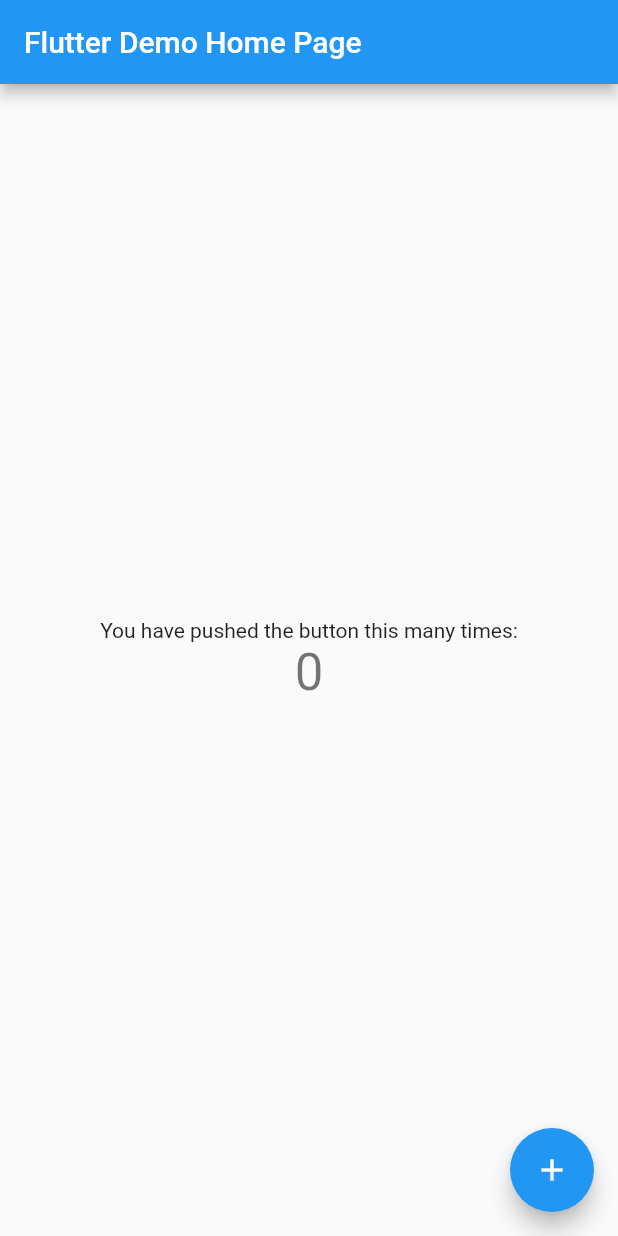
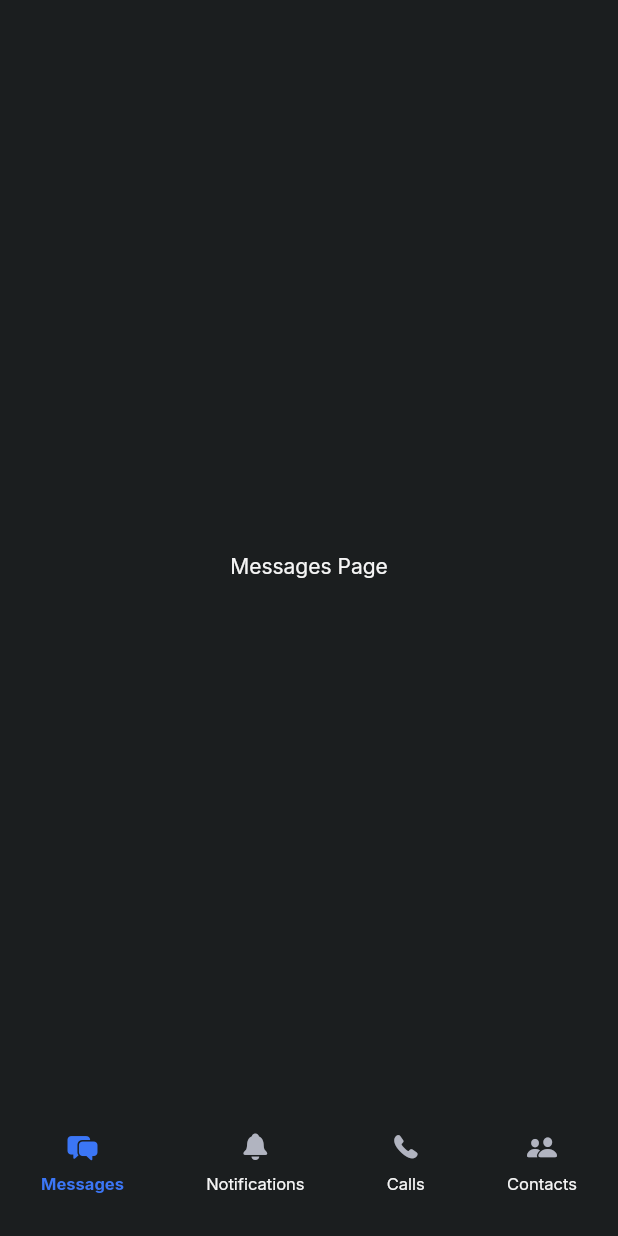
Before and after one commit to vasudevsoni/chat_app, a Flutter app: the screen it shows after launch, on a phone screen of 412 x 824 dp. Run offline on Flutter 3.47's test engine with Material 2 defaults, Android fonts, the phone set to English and light mode, and no system bars; our stand-ins replace google_fonts.

Commit message:
created bottom navigation bar

```diff
--- a/lib/main.dart
+++ b/lib/main.dart
@@ -1,4 +1,7 @@
 import 'package:flutter/material.dart';
+
+import 'theme.dart';
+import 'screens/home_screen.dart';
 
 void main() {
   runApp(const MyApp());
@@ -7,109 +10,15 @@ void main() {
 class MyApp extends StatelessWidget {
   const MyApp({Key? key}) : super(key: key);
 
-  // This widget is the root of your application.
   @override
   Widget build(BuildContext context) {
     return MaterialApp(
-      title: 'Flutter Demo',
-      theme: ThemeData(
-        // This is the theme of your application.
-        //
-        // Try running your application with "flutter run". You'll see the
-        // application has a blue toolbar. Then, without quitting the app, try
-        // changing the primarySwatch below to Colors.green and then invoke
-        // "hot reload" (press "r" in the console where you ran "flutter run",
-        // or simply save your changes to "hot reload" in a Flutter IDE).
-        // Notice that the counter didn't reset back to zero; the application
-        // is not restarted.
-        primarySwatch: Colors.blue,
-      ),
-      home: const MyHomePage(title: 'Flutter Demo Home Page'),
+      title: 'Octo Chat',
+      debugShowCheckedModeBanner: false,
+      theme: AppTheme.light(),
+      darkTheme: AppTheme.dark(),
+      themeMode: ThemeMode.dark,
+      home: HomeScreen(),
     );
   }
 }
-
-class MyHomePage extends StatefulWidget {
-  const MyHomePage({Key? key, required this.title}) : super(key: key);
-
-  // This widget is the home page of your application. It is stateful, meaning
-  // that it has a State object (defined below) that contains fields that affect
-  // how it looks.
-
-  // This class is the configuration for the state. It holds the values (in this
-  // case the title) provided by the parent (in this case the App widget) and
-  // used by the build method of the State. Fields in a Widget subclass are
-  // always marked "final".
-
-  final String title;
-
-  @override
-  State<MyHomePage> createState() => _MyHomePageState();
-}
-
-class _MyHomePageState extends State<MyHomePage> {
-  int _counter = 0;
-
-  void _incrementCounter() {
-    setState(() {
-      // This call to setState tells the Flutter framework that something has
-      // changed in this State, which causes it to rerun the build method below
-      // so that the display can reflect the updated values. If we changed
-      // _counter without calling setState(), then the build method would not be
-      // called again, and so nothing would appear to happen.
-      _counter++;
-    });
-  }
-
-  @override
-  Widget build(BuildContext context) {
-    // This method is rerun every time setState is called, for instance as done
-    // by the _incrementCounter method above.
-    //
-    // The Flutter framework has been optimized to make rerunning build methods
-    // fast, so that you can just rebuild anything that needs updating rather
-    // than having to individually change instances of widgets.
-    return Scaffold(
-      appBar: AppBar(
-        // Here we take the value from the MyHomePage object that was created by
-        // the App.build method, and use it to set our appbar title.
-        title: Text(widget.title),
-      ),
-      body: Center(
-        // Center is a layout widget. It takes a single child and positions it
-        // in the middle of the parent.
-        child: Column(
-          // Column is also a layout widget. It takes a list of children and
-          // arranges them vertically. By default, it sizes itself to fit its
-          // children horizontally, and tries to be as tall as its parent.
-          //
-          // Invoke "debug painting" (press "p" in the console, choose the
-          // "Toggle Debug Paint" action from the Flutter Inspector in Android
-          // Studio, or the "Toggle Debug Paint" command in Visual Studio Code)
-          // to see the wireframe for each widget.
-          //
-          // Column has various properties to control how it sizes itself and
-          // how it positions its children. Here we use mainAxisAlignment to
-          // center the children vertically; the main axis here is the vertical
-          // axis because Columns are vertical (the cross axis would be
-          // horizontal).
-          mainAxisAlignment: MainAxisAlignment.center,
-          children: <Widget>[
-            const Text(
-              'You have pushed the button this many times:',
-            ),
-            Text(
-              '$_counter',
-              style: Theme.of(context).textTheme.headline4,
-            ),
-          ],
-        ),
-      ),
-      floatingActionButton: FloatingActionButton(
-        onPressed: _incrementCounter,
-        tooltip: 'Increment',
-        child: const Icon(Icons.add),
-      ), // This trailing comma makes auto-formatting nicer for build methods.
-    );
-  }
-}
--- /dev/null
+++ b/lib/pages/calls_page.dart
@@ -0,0 +1,12 @@
+import 'package:flutter/material.dart';
+
+class CallsPage extends StatelessWidget {
+  const CallsPage({ Key? key }) : super(key: key);
+
+  @override
+  Widget build(BuildContext context) {
+    return const Center(
+      child: Text('Calls Page'),
+    );
+  }
+}
--- /dev/null
+++ b/lib/pages/contacts_page.dart
@@ -0,0 +1,12 @@
+import 'package:flutter/material.dart';
+
+class ContactsPage extends StatelessWidget {
+  const ContactsPage({ Key? key }) : super(key: key);
+
+  @override
+  Widget build(BuildContext context) {
+    return const Center(
+      child: Text('Contacts Page'),
+    );
+  }
+}
--- /dev/null
+++ b/lib/pages/messages_page.dart
@@ -0,0 +1,12 @@
+import 'package:flutter/material.dart';
+
+class MessagesPage extends StatelessWidget {
+  const MessagesPage({ Key? key }) : super(key: key);
+
+  @override
+  Widget build(BuildContext context) {
+    return const Center(
+      child: Text('Messages Page'),
+    );
+  }
+}
--- /dev/null
+++ b/lib/pages/notifications_page.dart
@@ -0,0 +1,12 @@
+import 'package:flutter/material.dart';
+
+class NotificationsPage extends StatelessWidget {
+  const NotificationsPage({Key? key}) : super(key: key);
+
+  @override
+  Widget build(BuildContext context) {
+    return const Center(
+      child: Text('Notifications Page'),
+    );
+  }
+}
--- /dev/null
+++ b/lib/screens/home_screen.dart
@@ -0,0 +1,154 @@
+import 'package:chat_app/theme.dart';
+import 'package:flutter/cupertino.dart';
+import 'package:flutter/material.dart';
+
+import '../pages/calls_page.dart';
+import '../pages/contacts_page.dart';
+import '../pages/messages_page.dart';
+import '../pages/notifications_page.dart';
+
+class HomeScreen extends StatelessWidget {
+  HomeScreen({Key? key}) : super(key: key);
+
+  final ValueNotifier<int> pageIndex = ValueNotifier(0);
+
+  final pages = const [
+    MessagesPage(),
+    NotificationsPage(),
+    CallsPage(),
+    ContactsPage(),
+  ];
+
+  @override
+  Widget build(BuildContext context) {
+    return Scaffold(
+      body: ValueListenableBuilder(
+        valueListenable: pageIndex,
+        builder: (BuildContext context, int value, _) {
+          return pages[value];
+        },
+      ),
+      bottomNavigationBar: _BottomNavigationBar(
+        onItemSelected: (index) {
+          pageIndex.value = index;
+        },
+      ),
+    );
+  }
+}
+
+class _BottomNavigationBar extends StatefulWidget {
+  final ValueChanged<int> onItemSelected;
+
+  const _BottomNavigationBar({
+    Key? key,
+    required this.onItemSelected,
+  }) : super(key: key);
+
+  @override
+  State<_BottomNavigationBar> createState() => _BottomNavigationBarState();
+}
+
+class _BottomNavigationBarState extends State<_BottomNavigationBar> {
+  var selectedIndex = 0;
+  void handleItemSelected(int index) {
+    setState(() {
+      selectedIndex = index;
+    });
+    widget.onItemSelected(index);
+  }
+
+  @override
+  Widget build(BuildContext context) {
+    return SafeArea(
+      top: false,
+      bottom: true,
+      child: Row(
+        mainAxisAlignment: MainAxisAlignment.spaceAround,
+        children: [
+          _NavigationBarItem(
+            index: 0,
+            isSelected: (selectedIndex == 0),
+            label: 'Messages',
+            icon: CupertinoIcons.bubble_left_bubble_right_fill,
+            onTap: handleItemSelected,
+          ),
+          _NavigationBarItem(
+            index: 1,
+            isSelected: (selectedIndex == 1),
+            label: 'Notifications',
+            icon: CupertinoIcons.bell_solid,
+            onTap: handleItemSelected,
+          ),
+          _NavigationBarItem(
+            index: 2,
+            isSelected: (selectedIndex == 2),
+            label: 'Calls',
+            icon: CupertinoIcons.phone_fill,
+            onTap: handleItemSelected,
+          ),
+          _NavigationBarItem(
+            index: 3,
+            isSelected: (selectedIndex == 3),
+            label: 'Contacts',
+            icon: CupertinoIcons.person_2_fill,
+            onTap: handleItemSelected,
+          ),
+        ],
+      ),
+    );
+  }
+}
+
+class _NavigationBarItem extends StatelessWidget {
+  final String label;
+  final IconData icon;
+  final int index;
+  final bool isSelected;
+  final ValueChanged<int> onTap;
+
+  const _NavigationBarItem({
+    Key? key,
+    required this.label,
+    required this.icon,
+    required this.index,
+    required this.onTap,
+    this.isSelected = false,
+  }) : super(key: key);
+
+  @override
+  Widget build(BuildContext context) {
+    return GestureDetector(
+      behavior: HitTestBehavior.opaque,
+      onTap: () {
+        onTap(index);
+      },
+      child: SizedBox(
+        height: 70,
+        child: Column(
+          mainAxisSize: MainAxisSize.min,
+          children: [
+            Icon(
+              icon,
+              size: 20,
+              color: isSelected ? AppColors.secondary : null,
+            ),
+            const SizedBox(
+              height: 8,
+            ),
+            Text(
+              label,
+              style: isSelected
+                  ? const TextStyle(
+                      fontSize: 11,
+                      color: AppColors.secondary,
+                      fontWeight: FontWeight.bold,
+                    )
+                  : const TextStyle(fontSize: 11),
+            ),
+          ],
+        ),
+      ),
+    );
+  }
+}
--- /dev/null
+++ b/lib/screens/screens.dart
@@ -0,0 +1 @@
+export 'home_screen.dart';
--- /dev/null
+++ b/lib/theme.dart
@@ -0,0 +1,68 @@
+import 'package:flutter/material.dart';
+import 'package:flutter/services.dart';
+import 'package:google_fonts/google_fonts.dart';
+
+abstract class AppColors {
+  static const secondary = Color(0xFF3B76F6);
+  static const accent = Color(0xFFD6755B);
+  static const textDark = Color(0xFF53585A);
+  static const textLight = Color(0xFFF5F5F5);
+  static const textFaded = Color(0xFF9899A5);
+  static const iconLight = Color(0xFFB1B4C0);
+  static const iconDark = Color(0xFFB1B3C1);
+  static const textHighlight = secondary;
+  static const cardLight = Color(0xFFF9FAFE);
+  static const cardDark = Color(0xFF303334);
+}
+
+abstract class _LightColors {
+  static const background = Colors.white;
+  static const card = AppColors.cardLight;
+}
+
+abstract class _DarkColors {
+  static const background = Color(0xFF1B1E1F);
+  static const card = AppColors.cardDark;
+}
+
+/// Reference to the application theme.
+class AppTheme {
+  static const accentColor = AppColors.accent;
+  static final visualDensity = VisualDensity.adaptivePlatformDensity;
+
+  /// Light theme and its settings.
+  static ThemeData light() => ThemeData(
+        brightness: Brightness.light,
+        visualDensity: visualDensity,
+        textTheme:
+            GoogleFonts.mulishTextTheme().apply(bodyColor: AppColors.textDark),
+        backgroundColor: _LightColors.background,
+        scaffoldBackgroundColor: _LightColors.background,
+        elevatedButtonTheme: ElevatedButtonThemeData(
+          style: ElevatedButton.styleFrom(primary: AppColors.secondary),
+        ),
+        cardColor: _LightColors.card,
+        primaryTextTheme: const TextTheme(
+          headline6: TextStyle(color: AppColors.textDark),
+        ),
+        iconTheme: const IconThemeData(color: AppColors.iconDark),
+      );
+
+  /// Dark theme and its settings.
+  static ThemeData dark() => ThemeData(
+        brightness: Brightness.dark,
+        visualDensity: visualDensity,
+        textTheme:
+            GoogleFonts.interTextTheme().apply(bodyColor: AppColors.textLight),
+        backgroundColor: _DarkColors.background,
+        scaffoldBackgroundColor: _DarkColors.background,
+        elevatedButtonTheme: ElevatedButtonThemeData(
+          style: ElevatedButton.styleFrom(primary: AppColors.secondary),
+        ),
+        cardColor: _DarkColors.card,
+        primaryTextTheme: const TextTheme(
+          headline6: TextStyle(color: AppColors.textLight),
+        ),
+        iconTheme: const IconThemeData(color: AppColors.iconLight),
+      );
+}
```
Also changed, not shown: pubspec.yaml (+2 -63 lines), pubspec.lock, 1 other file.
